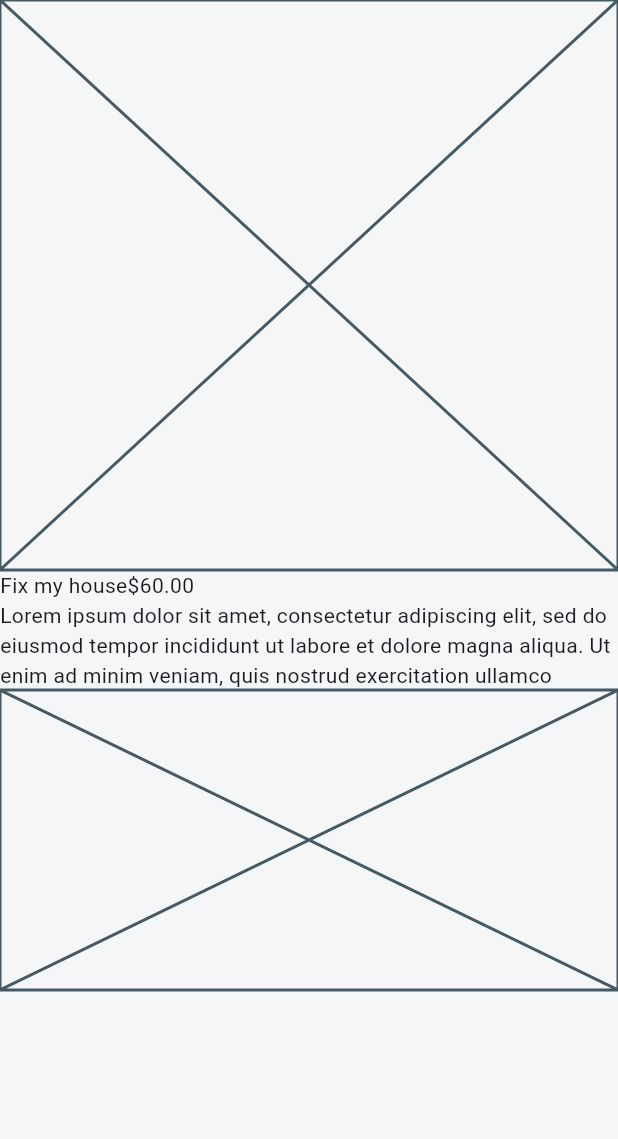
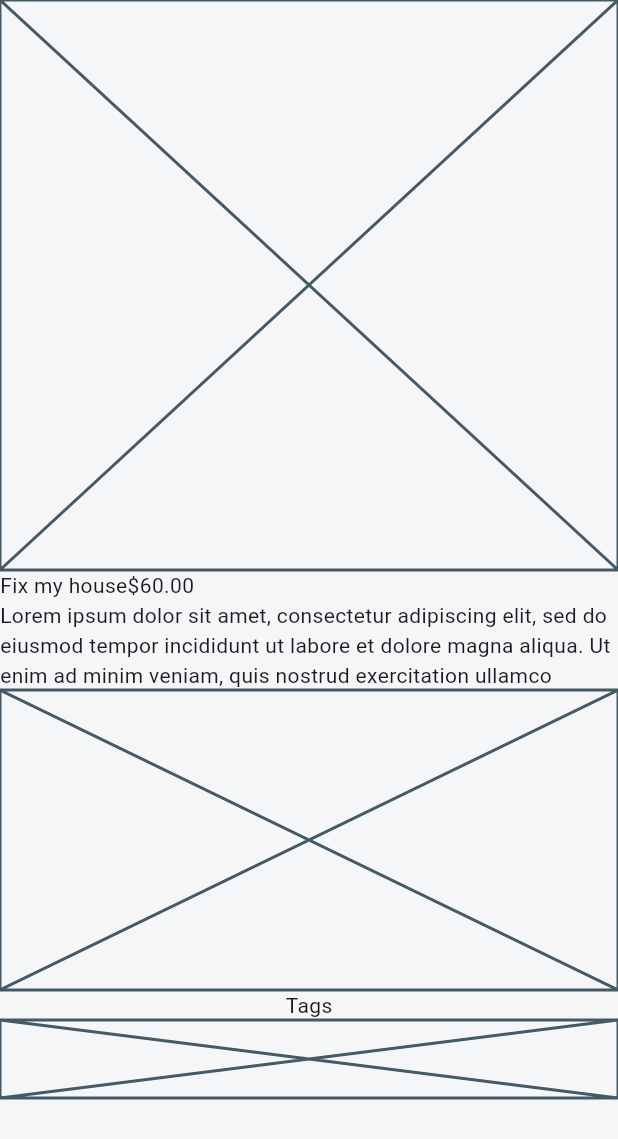
Before and after one commit to JAICHANGPARK/flutter_notebook_chapter_47, a Flutter app: the HomeCleaningDetailPage screen opened directly, on a phone screen of 412 x 824 dp. Shown: the top 1139 px of the screen. Run offline on Flutter 3.47's test engine with Material 3 defaults, Android fonts, the phone set to English and light mode, and no system bars; our stand-ins replace gap, hugeicons.

Commit message:
Update home_cleaning_detail_page.dart

```diff
--- a/lib/ep2368_home_cleaning_app/ui/home_cleaning_detail_page.dart
+++ b/lib/ep2368_home_cleaning_app/ui/home_cleaning_detail_page.dart
@@ -18,20 +18,23 @@ class _HomeCleaningDetailPageState extends State<HomeCleaningDetailPage> {
           Expanded(
             child: Column(
               children: [
-                Row(
-                  children: [
-                    Text("Fix my house"),
-                    Text("\$60.00"),
-
-                  ],
-                ),
+                Row(children: [Text("Fix my house"), Text("\$60.00")]),
                 Text(
                   "Lorem ipsum dolor sit amet, consectetur adipiscing elit, sed do eiusmod tempor incididunt ut labore et dolore magna aliqua. Ut enim ad minim veniam, quis nostrud exercitation ullamco laboris nisi ut aliquip ex ea commodo consequat. Duis aute irure dolor in reprehenderit in voluptate velit esse cillum dolore eu fugiat nulla pariatur. Excepteur sint occaecat cupidatat non proident, sunt in culpa qui officia deserunt mollit anim id est laborum.",
                   maxLines: 3,
                 ),
-                Container(
-                  height: 200,
+                Container(height: 200, child: Placeholder()),
+                Text("Tags"),
+                SizedBox(
+                  height: 52,
                   child: Placeholder(),
+                ),
+                Row(
+                  spacing: 16,
+                  children: [
+                    Expanded(child: Container(color: Colors.black,)),
+                    Expanded(child: Container(color: Colors.purple,)),
+                  ],
                 )
               ],
             ),
```
